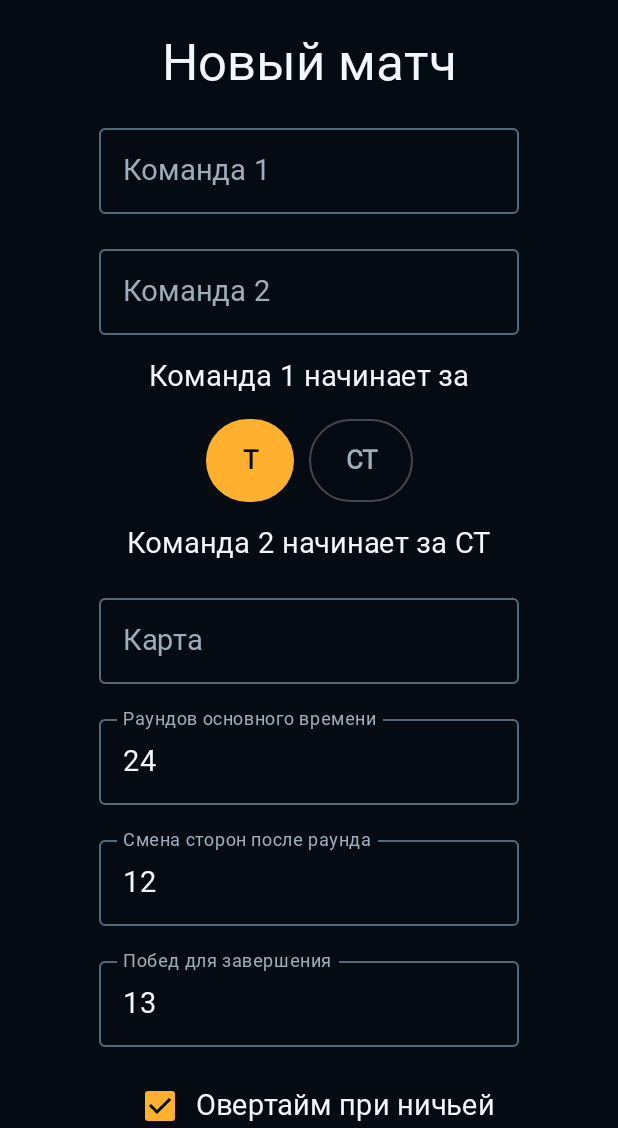
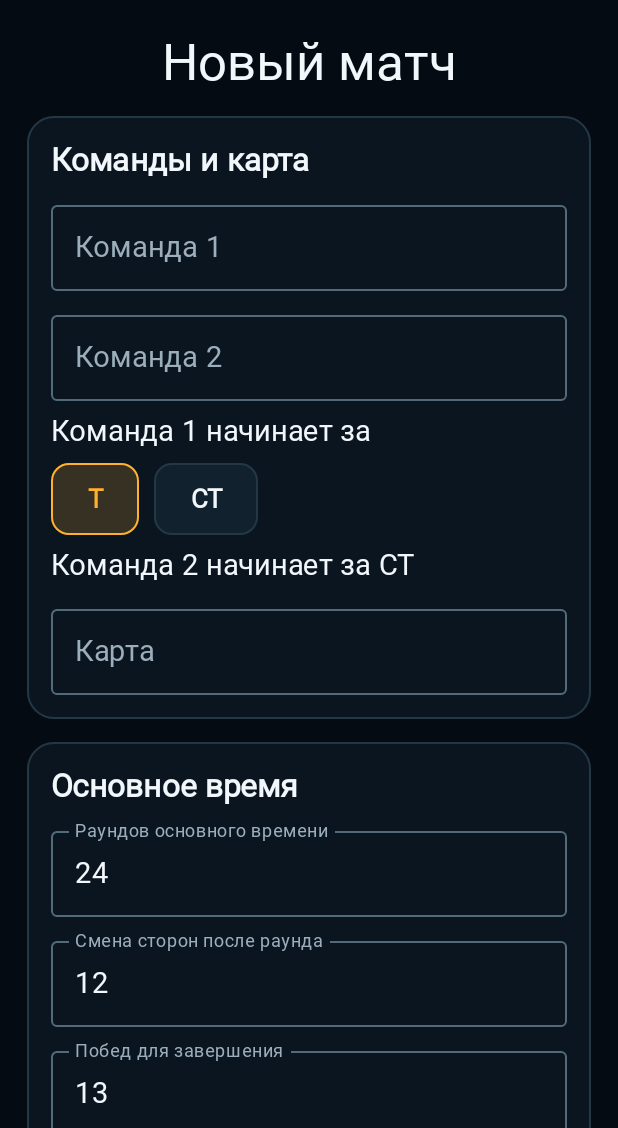
Before and after one commit to gearbarium/ScoreTab-CS2, an Android app built with Jetpack Compose: the screen it shows after launch (MainActivity), after a tap on "Новый матч", on a phone screen of 412 x 824 dp, the part 108-1236 px from its top. Run offline under Robolectric (Android 15) with nearby library versions, the phone set to English and light mode, and no system bars; our stand-ins replace Room's generated code; Roboto replaces fonts that are not available here.

Commit message:
Redesign ScoreTab CS2 for Windows and Android

```diff
--- a/android/app/build.gradle.kts
+++ b/android/app/build.gradle.kts
@@ -12,8 +12,8 @@ android {
         applicationId = "app.scoretab"
         minSdk = 26
         targetSdk = 35
-        versionCode = 1
-        versionName = "0.1.0"
+        versionCode = 2
+        versionName = "0.2.0"
         testInstrumentationRunner = "androidx.test.runner.AndroidJUnitRunner"
     }
     sourceSets {
--- a/android/app/src/main/java/app/scoretab/Fields.kt
+++ b/android/app/src/main/java/app/scoretab/Fields.kt
@@ -1,6 +1,11 @@
 package app.scoretab
 
+import androidx.compose.animation.animateColorAsState
 import androidx.compose.animation.core.animateFloatAsState
+import androidx.compose.animation.core.tween
+import androidx.compose.foundation.BorderStroke
+import androidx.compose.foundation.shape.RoundedCornerShape
+import androidx.compose.ui.graphics.Color
 import androidx.compose.foundation.layout.*
 import androidx.compose.foundation.text.KeyboardOptions
 import androidx.compose.material3.*
@@ -33,25 +38,31 @@ internal fun Setup(busy: Boolean, create: (Match) -> Unit) {
     var half by rememberSaveable { mutableStateOf("3") }
     var otSide by rememberSaveable { mutableStateOf<Side?>(null) }
     Text("Новый матч", style = MaterialTheme.typography.headlineMedium)
-    OutlinedTextField(first, { first = it }, label = { Text("Команда 1") }, singleLine = true)
-    OutlinedTextField(second, { second = it }, label = { Text("Команда 2") }, singleLine = true)
+    Panel {
+        Section("Команды и карта")
+        OutlinedTextField(first, { first = it }, label = { Text("Команда 1") }, modifier = Modifier.fillMaxWidth(), singleLine = true)
+        OutlinedTextField(second, { second = it }, label = { Text("Команда 2") }, modifier = Modifier.fillMaxWidth(), singleLine = true)
         Text("Команда 1 начинает за")
         FlowButtons { Side.entries.forEach { Pick(side == it, it.name) { side = it } } }
         Text("Команда 2 начинает за ${side.opposite()}")
-    OutlinedTextField(map, { map = it }, label = { Text("Карта") }, singleLine = true)
+        OutlinedTextField(map, { map = it }, label = { Text("Карта") }, modifier = Modifier.fillMaxWidth(), singleLine = true)
+    }
+    Panel {
+        Section("Основное время")
         NumberField(length, { length = it }, "Раундов основного времени")
         NumberField(switch, { switch = it }, "Смена сторон после раунда")
         NumberField(target, { target = it }, "Побед для завершения")
-    Row(verticalAlignment = Alignment.CenterVertically) {
-        Checkbox(overtime, { overtime = it })
-        Text("Овертайм при ничьей")
     }
+    Panel {
+        Section("Овертайм")
+        ToggleCard("Овертайм при ничьей", overtime, true) { overtime = it }
         if (overtime) {
             NumberField(half, { half = it }, "Раундов в половине овертайма")
             Text("Команда 1 начинает овертайм за")
             FlowButtons {
                 Pick(otSide == null, "Как во второй половине") { otSide = null }
                 Side.entries.forEach { Pick(otSide == it, it.name) { otSide = it } }
+            }
     }
     }
     val rules = Rules(length.toIntOrNull() ?: 0, switch.toIntOrNull() ?: 0,
@@ -67,29 +78,83 @@ internal fun Setup(busy: Boolean, create: (Match) -> Unit) {
 @Composable
 private fun NumberField(value: String, change: (String) -> Unit, title: String) {
     OutlinedTextField(value, { change(it.filter(Char::isDigit).take(3)) }, label = { Text(title) },
-        keyboardOptions = KeyboardOptions(keyboardType = KeyboardType.Number), singleLine = true)
+        keyboardOptions = KeyboardOptions(keyboardType = KeyboardType.Number), modifier = Modifier.fillMaxWidth(), singleLine = true)
 }
 
 @Composable
 private fun Pick(selected: Boolean, label: String, choose: () -> Unit) {
-    if (selected) FilledTonalButton(onClick = choose, colors = ButtonDefaults.filledTonalButtonColors(
-        containerColor = amber, contentColor = background), modifier = Modifier.heightIn(min = 55.dp)) { Text(label, textAlign = TextAlign.Center) }
-    else OutlinedButton(onClick = choose, modifier = Modifier.heightIn(min = 55.dp)) { Text(label, textAlign = TextAlign.Center) }
+    val fill by animateColorAsState(if (selected) amber.copy(alpha = .18f) else raised, tween(145), label = "selection")
+    OutlinedButton(onClick = choose, shape = RoundedCornerShape(12.dp),
+        border = BorderStroke(1.dp, if (selected) amber else divider),
+        colors = ButtonDefaults.outlinedButtonColors(containerColor = fill, contentColor = if (selected) amber else text),
+        modifier = Modifier.heightIn(min = 48.dp)) { Text(label, textAlign = TextAlign.Center) }
+}
+
+internal val divider = Color(0xFF243744)
+internal val elevated = Color(0xFF08111B)
+internal val success = Color(0xFF6EE2AA)
+internal val danger = Color(0xFFFF9389)
+internal val ct = Color(0xFF79C7FF)
+
+@Composable
+internal fun Panel(modifier: Modifier = Modifier, content: @Composable ColumnScope.() -> Unit) {
+    Surface(modifier = modifier.fillMaxWidth(), color = surface, shape = RoundedCornerShape(18.dp),
+        border = BorderStroke(1.dp, divider)) {
+        Column(Modifier.fillMaxWidth().padding(16.dp), verticalArrangement = Arrangement.spacedBy(8.dp), content = content)
+    }
+}
+
+@Composable
+internal fun Section(label: String) {
+    Text(label, style = MaterialTheme.typography.titleMedium, fontWeight = FontWeight.Bold)
+}
+
+@Composable
+private fun ActionCard(label: String, selected: Boolean, side: Side, modifier: Modifier, choose: () -> Unit) {
+    val accent = if (side == Side.CT) ct else amber
+    val fill by animateColorAsState(if (selected) accent.copy(alpha = .17f) else raised, tween(145), label = "winner")
+    Surface(onClick = choose, modifier = modifier.heightIn(min = 62.dp), color = fill,
+        border = BorderStroke(1.dp, if (selected) accent else divider), shape = RoundedCornerShape(13.dp)) {
+        Box(Modifier.padding(horizontal = 10.dp, vertical = 11.dp), contentAlignment = Alignment.Center) {
+            Text(label, color = if (selected) accent else text, textAlign = TextAlign.Center,
+                style = MaterialTheme.typography.labelLarge)
+        }
+    }
+}
+
+@Composable
+private fun ToggleCard(label: String, checked: Boolean, enabled: Boolean, change: (Boolean) -> Unit) {
+    Surface(shape = RoundedCornerShape(12.dp), color = if (checked) raised else elevated,
+        border = BorderStroke(1.dp, if (checked) amber.copy(alpha = .55f) else divider)) {
+        Row(Modifier.fillMaxWidth().padding(horizontal = 12.dp).heightIn(min = 52.dp),
+            horizontalArrangement = Arrangement.SpaceBetween, verticalAlignment = Alignment.CenterVertically) {
+            Text(label, modifier = Modifier.weight(1f), style = MaterialTheme.typography.bodyMedium)
+            Switch(checked = checked, onCheckedChange = change, enabled = enabled)
+        }
+    }
 }
 
 @Composable
 internal fun Scoreboard(value: Match, progress: Progress) {
     val position = value.position(if (progress.finished) value.next - 1 else value.next)
-    Row(Modifier.fillMaxWidth(), horizontalArrangement = Arrangement.spacedBy(12.dp)) {
+    Panel {
+        FlowButtons {
+            Text(if (progress.finished) "Матч завершён" else "Текущий счёт",
+                color = if (progress.finished) success else muted, fontWeight = FontWeight.SemiBold)
+            if (value.map.isNotBlank()) Text(value.map, color = muted)
+        }
+        Row(Modifier.fillMaxWidth(), horizontalArrangement = Arrangement.spacedBy(10.dp)) {
             for ((index, team) in value.teams.withIndex()) {
                 val score = if (index == 0) progress.score.first else progress.score.second
                 val animated by animateFloatAsState(score.toFloat(), label = "score")
-            Card(Modifier.weight(1f), colors = CardDefaults.cardColors(containerColor = raised)) {
+                val accent by animateColorAsState(if (position.side(index) == Side.CT) ct else amber, tween(180), label = "side")
+                Surface(Modifier.weight(1f), color = elevated, shape = RoundedCornerShape(14.dp),
+                    border = BorderStroke(1.dp, accent.copy(alpha = .48f))) {
                     Column(Modifier.fillMaxWidth().padding(horizontal = 12.dp, vertical = 18.dp),
                         horizontalAlignment = Alignment.CenterHorizontally, verticalArrangement = Arrangement.spacedBy(5.dp)) {
                         Text(team.name, fontWeight = FontWeight.Bold, textAlign = TextAlign.Center,
                             style = MaterialTheme.typography.titleMedium)
-                    Text(position.side(index).name, color = amber, fontWeight = FontWeight.Bold)
+                        Text(position.side(index).name, color = accent, fontWeight = FontWeight.Bold)
                         val highlight = kotlin.math.abs(score - animated).coerceIn(0f, 1f)
                         Text(score.toString(), fontSize = (68 + highlight * 4).sp, lineHeight = 76.sp,
                             fontWeight = FontWeight.Bold, color = text)
@@ -97,24 +162,24 @@ internal fun Scoreboard(value: Match, progress: Progress) {
                 }
             }
     }
-    if (progress.finished) Text("Матч завершён", color = muted)
+    }
 }
 
 @Composable
 internal fun RoundFields(value: Match, number: Int, draft: Draft, change: (Draft) -> Unit) {
     val position = value.position(number)
-    Text("Победитель", style = MaterialTheme.typography.titleMedium)
-    FlowButtons {
+    Section("Победитель")
+    Row(Modifier.fillMaxWidth(), horizontalArrangement = Arrangement.spacedBy(8.dp)) {
         for ((index, team) in value.teams.withIndex()) {
-            Pick(draft.winner == team.id, "Победа ${position.side(index)} · ${team.name}") {
+            val side = position.side(index)
+            ActionCard("Победа ${side} · ${team.name}", draft.winner == team.id, side, Modifier.weight(1f)) {
                 if (draft.winner != team.id) change(draft.copy(winner = team.id, reason = null))
             }
         }
     }
     val automatic = draft.reason == Reason.Explosion || draft.reason == Reason.Defuse
-    Row(verticalAlignment = Alignment.CenterVertically) {
-        Checkbox(draft.planted, { planted -> change(draft.copy(planted = planted, site = if (planted) draft.site else null)) }, enabled = !automatic)
-        Text("Бомба установлена")
+    ToggleCard("Бомба установлена", draft.planted, !automatic) { planted ->
+        change(draft.copy(planted = planted, site = if (planted) draft.site else null))
     }
     if (draft.winner != null) {
         val side = position.side(value.teamIndex(draft.winner))
```
Also changed, not shown: android/app/src/main/java/app/scoretab/MainActivity.kt (+64 -27 lines), 3 other files. Lines whose indentation alone changed are shown as unchanged.
